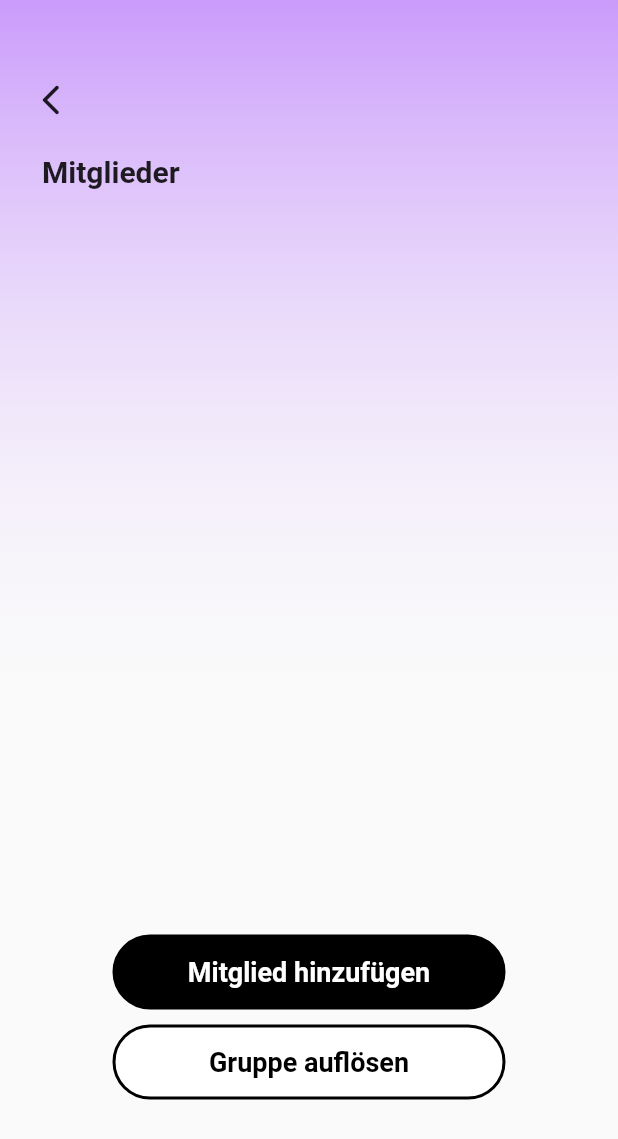
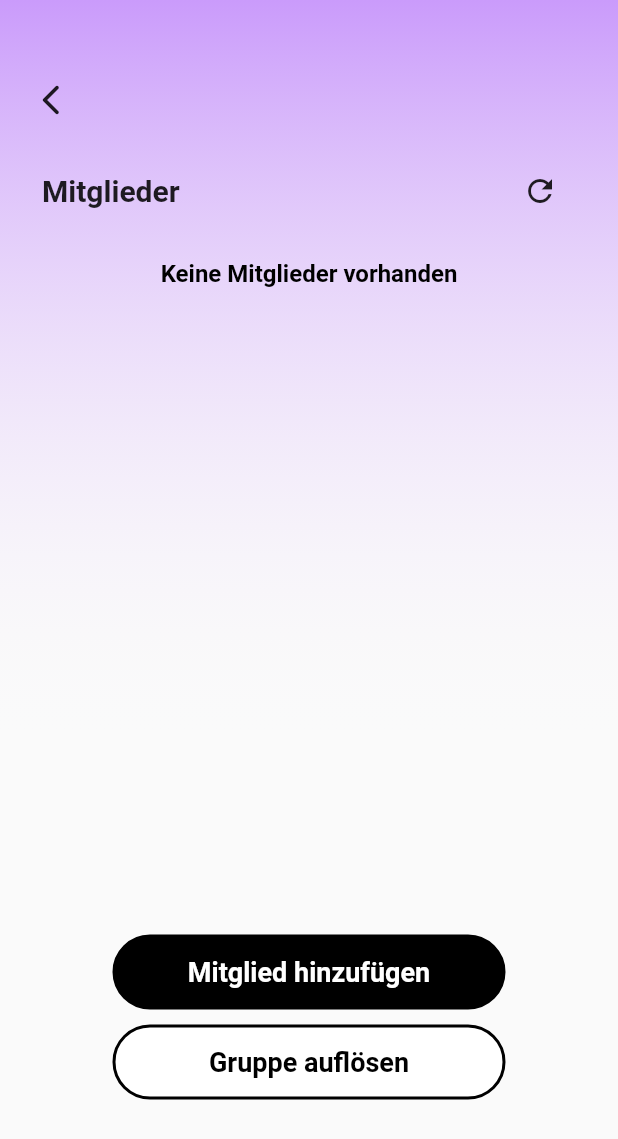
Before and after one commit to L4223/FH-Wave, a Flutter app: the GroupInfoScreen screen opened directly with empty values, on a phone screen of 412 x 824 dp. Shown: the top 1139 px of the screen. Run offline on Flutter 3.47's test engine with Material 2 defaults, Android fonts, the phone set to English and light mode, and no system bars; our stand-ins replace cloud_firestore, firebase_auth, firebase_core, flutter_svg, geocoding, geolocator and 4 more; accounts and stored records are empty; project files that could hold a hidden picture were left out.

Commit message:
refresh button

```diff
--- a/lib/views/group_screens/group_screen.dart
+++ b/lib/views/group_screens/group_screen.dart
@@ -83,7 +83,7 @@ class _GroupsHomeState extends State<GroupsHome> {
                                 color: Colors.deepOrange,
                               )),
                     const SizedBox(
-                      width: 20,
+                      width: 28,
                     )
                   ],
                 )),
@@ -98,9 +98,7 @@ class _GroupsHomeState extends State<GroupsHome> {
                   PrimaryButtonWithIcon(
                       icon: Icons.group_add_rounded,
                       text: "Gruppe erstellen",
-                      onTap: () {
-                        createGroupPopup(context);
-                      }),
+                      onTap: () => createGroupPopup(context))
                 ],
               ),
             )
--- a/lib/views/widgets/group_widgets/member_list.dart
+++ b/lib/views/widgets/group_widgets/member_list.dart
@@ -7,16 +7,16 @@ import 'popups.dart';
 
 final GroupController groupController = GroupController();
 
-Future<String> loadMemberId(String memberName) async {
-  var memberId = await groupController.getUserIdFromUsername(memberName);
-  return memberId;
+class MemberList extends StatefulWidget {
+  final String groupId;
+
+  const MemberList({Key? key, required this.groupId}) : super(key: key);
+
+  @override
+  State<MemberList> createState() => _MemberListState();
 }
 
-class MemberList extends StatelessWidget {
-  final String groupId;
-
-  const MemberList({super.key, required this.groupId});
-
+class _MemberListState extends State<MemberList> {
   @override
   Widget build(BuildContext context) {
     return Column(
@@ -27,9 +27,18 @@ class MemberList extends StatelessWidget {
         Container(
           alignment: Alignment.topLeft,
           height: 70,
-          child: const Text(
-            "Mitglieder",
-            style: TextStyle(fontSize: 20, fontWeight: FontWeight.w600),
+          child: Row(
+            children: [
+              const Expanded(
+                child: Text(
+                  "Mitglieder",
+                  style: TextStyle(fontSize: 20, fontWeight: FontWeight.w600),
+                ),
+              ),
+              IconButton(
+                  onPressed: () => setState(() {}),
+                  icon: const Icon(Icons.refresh))
+            ],
           ),
         ),
         Container(
@@ -38,7 +47,7 @@ class MemberList extends StatelessWidget {
             maxHeight: 300,
           ),
           child: FutureBuilder<List<String>>(
-            future: groupController.getMemberNames(groupId),
+            future: groupController.getMemberNames(widget.groupId),
             builder: (context, snapshot) {
               if (snapshot.connectionState == ConnectionState.waiting) {
                 return Center(
@@ -67,7 +76,7 @@ class MemberList extends StatelessWidget {
                 ));
               } else if (snapshot.hasError) {
                 return Center(child: Text('Error: ${snapshot.error}'));
-              } else {
+              } else if (snapshot.hasData && snapshot.data!.isNotEmpty) {
                 return ListView.separated(
                   separatorBuilder: (context, index) => const Divider(
                     color: AppColors.fhwaveNeutral200, // Farbe des Strichs
@@ -99,6 +108,15 @@ class MemberList extends StatelessWidget {
                     );
                   },
                 );
+              } else {
+                return const Text(
+                  'Keine Mitglieder vorhanden',
+                  style: TextStyle(
+                    color: Colors.black,
+                    fontWeight: FontWeight.w700,
+                    fontSize: 16.0,
+                  ),
+                );
               }
             },
           ),
@@ -111,13 +129,12 @@ class MemberList extends StatelessWidget {
     if (memberName != currentUser?.displayName) {
       return IconButton(
           onPressed: () {
-            //TODO Async Function draus machen
             confirmPopup(
                 context,
                 Icons.group_remove,
                 "Willst du $memberName wirklich aus der Gruppe entfernen?",
                 "Du kannst diesen Schritt nicht rückgängig machen.", () {
-              groupController.leaveGroup(groupId, memberName);
+              groupController.leaveGroup(widget.groupId, memberName);
             });
           },
           icon: const Icon(Icons.remove));
@@ -126,3 +143,141 @@ class MemberList extends StatelessWidget {
     }
   }
 }
+
+Future<String> loadMemberId(String memberName) async {
+  var memberId = await groupController.getUserIdFromUsername(memberName);
+  return memberId;
+}
+
+// class MemberList extends StatelessWidget {
+//   final String groupId;
+//
+//   const MemberList({super.key, required this.groupId});
+//
+//   @override
+//   Widget build(BuildContext context) {
+//     return Column(
+//       children: [
+//         const SizedBox(
+//           height: 20,
+//         ),
+//         Container(
+//           alignment: Alignment.topLeft,
+//           height: 70,
+//           child: Row(
+//             children: [
+//               const Expanded(
+//                 child: Text(
+//                   "Mitglieder",
+//                   style: TextStyle(fontSize: 20, fontWeight: FontWeight.w600),
+//                 ),
+//               ), IconButton(onPressed: () =>
+//                   setState(() {
+//
+//                   }), icon: const Icon(Icons.refresh))
+//             ],
+//           ),
+//         ),
+//         Container(
+//           constraints: const BoxConstraints(
+//             minHeight: 300,
+//             maxHeight: 300,
+//           ),
+//           child: FutureBuilder<List<String>>(
+//             future: groupController.getMemberNames(groupId),
+//             builder: (context, snapshot) {
+//               if (snapshot.connectionState == ConnectionState.waiting) {
+//                 return Center(
+//                     child: Column(
+//                   children: [
+//                     const SizedBox(
+//                       height: 150,
+//                     ),
+//                     Image.asset(
+//                       "assets/fhwave-loading-schwarz.gif",
+//                       gaplessPlayback: true,
+//                       width: 60.0,
+//                     ),
+//                     const SizedBox(
+//                       height: 30,
+//                     ),
+//                     const Text(
+//                       "Lade Info ...",
+//                       style: TextStyle(
+//                         color: Colors.black,
+//                         fontWeight: FontWeight.w700,
+//                         fontSize: 16.0,
+//                       ),
+//                     ),
+//                   ],
+//                 ));
+//               } else if (snapshot.hasError) {
+//                 return Center(child: Text('Error: ${snapshot.error}'));
+//               } else if (snapshot.hasData && snapshot.data!.isNotEmpty) {
+//                 return ListView.separated(
+//                   separatorBuilder: (context, index) => const Divider(
+//                     color: AppColors.fhwaveNeutral200, // Farbe des Strichs
+//                     thickness: 1, // Dicke des Strichs
+//                   ),
+//                   itemCount: snapshot.data!.length,
+//                   itemBuilder: (context, index) {
+//                     var memberName = snapshot.data![index];
+//                     return ListTile(
+//                       leading: const Icon(Icons.person),
+//                       title: Row(
+//                         children: [
+//                           Expanded(
+//                             child: Text(
+//                               memberName,
+//                               style: const TextStyle(
+//                                 color: Colors.black,
+//                                 fontWeight: FontWeight.w700,
+//                                 fontSize: 16.0,
+//                               ),
+//                             ),
+//                           ),
+//                           removeButton(context, memberName)
+//                         ],
+//                       ),
+//                       onTap: () {
+//                         // print(memberName);
+//                       },
+//                     );
+//                   },
+//                 );
+//               } else {
+//                 return const Text(
+//                   'Keine Mitglieder vorhanden',
+//                   style: TextStyle(
+//                     color: Colors.black,
+//                     fontWeight: FontWeight.w700,
+//                     fontSize: 16.0,
+//                   ),
+//                 );
+//               }
+//             },
+//           ),
+//         ),
+//       ],
+//     );
+//   }
+//
+//   Widget removeButton(BuildContext context, String memberName) {
+//     if (memberName != currentUser?.displayName) {
+//       return IconButton(
+//           onPressed: () {
+//             //TODO Async Function draus machen
+//             confirmPopup(
+//                 context,
+//                 Icons.group_remove,
+//                 "Willst du $memberName wirklich aus der Gruppe entfernen?",
+//                 "Du kannst diesen Schritt nicht rückgängig machen.", () {
+//               groupController.leaveGroup(groupId, memberName);
+//             });
+//           },
+//           icon: const Icon(Icons.remove));
+//     } else {
+//       return const Text("");
+//     }
+//   }
+// }
--- a/lib/views/widgets/time_table_screen.dart
+++ b/lib/views/widgets/time_table_screen.dart
@@ -92,7 +92,7 @@ class TimeTablePage extends StatelessWidget {
                 ),
                 TransparentAppbar(
                   heading: "Stundenplan",
-                  route: "/home",
+                  routeName: "/home",
                 ),
                 AspectRatio(
                   aspectRatio: 1,
```
Also changed, not shown: lib/views/widgets/group_widgets/group_list.dart (+12 -3 lines), lib/views/widgets/group_widgets/popups.dart (+7 -6 lines).
